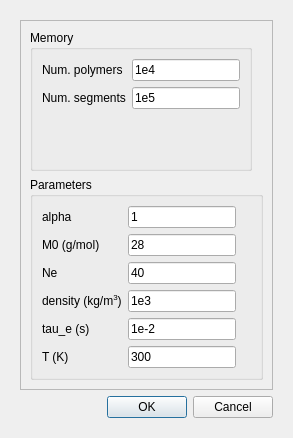
Before: the Qt Designer form RepTate/gui/bob_LVE.ui in jorge-ramirez-upm/RepTate, drawn with Qt 5.
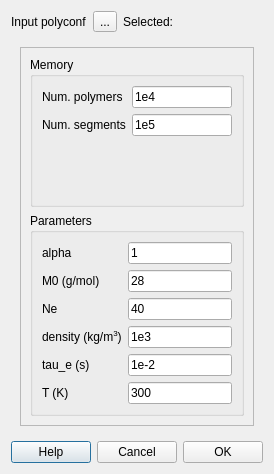
After: the same form once the commit is applied.

The edit to the form file:
```diff
--- a/RepTate/gui/bob_LVE.ui
+++ b/RepTate/gui/bob_LVE.ui
@@ -6,17 +6,62 @@
    <rect>
     <x>0</x>
     <y>0</y>
-    <width>293</width>
-    <height>438</height>
+    <width>272</width>
+    <height>474</height>
    </rect>
   </property>
   <property name="windowTitle">
    <string>Simulation Parameters</string>
   </property>
-  <layout class="QVBoxLayout" name="verticalLayout">
+  <layout class="QVBoxLayout" name="verticalLayout_2">
+   <item>
+    <layout class="QGridLayout" name="gridLayout">
+     <item row="0" column="2">
+      <widget class="QLabel" name="label_11">
+       <property name="text">
+        <string>Selected:</string>
+       </property>
+      </widget>
+     </item>
+     <item row="0" column="0">
+      <widget class="QLabel" name="label_9">
+       <property name="text">
+        <string>Input polyconf</string>
+       </property>
+      </widget>
+     </item>
+     <item row="0" column="4">
+      <spacer name="horizontalSpacer">
+       <property name="orientation">
+        <enum>Qt::Horizontal</enum>
+       </property>
+       <property name="sizeHint" stdset="0">
+        <size>
+         <width>40</width>
+         <height>20</height>
+        </size>
+       </property>
+      </spacer>
+     </item>
+     <item row="0" column="1">
+      <widget class="QToolButton" name="pb_pick_file">
+       <property name="text">
+        <string>...</string>
+       </property>
+      </widget>
+     </item>
+     <item row="0" column="3">
+      <widget class="QLabel" name="selected_file">
+       <property name="text">
+        <string/>
+       </property>
+      </widget>
+     </item>
+    </layout>
+   </item>
    <item>
     <widget class="QWidget" name="inp_param_widget" native="true">
-     <layout class="QVBoxLayout" name="verticalLayout_2">
+     <layout class="QVBoxLayout" name="verticalLayout">
       <item>
        <widget class="QScrollArea" name="scrollArea">
         <property name="widgetResizable">
@@ -27,8 +72,8 @@
           <rect>
            <x>0</x>
            <y>0</y>
-           <width>243</width>
-           <height>348</height>
+           <width>222</width>
+           <height>349</height>
           </rect>
          </property>
          <layout class="QVBoxLayout" name="verticalLayout_3">
@@ -213,22 +258,34 @@
         </widget>
        </widget>
       </item>
-      <item>
-       <widget class="QDialogButtonBox" name="buttonBox">
-        <property name="orientation">
-         <enum>Qt::Horizontal</enum>
-        </property>
-        <property name="standardButtons">
-         <set>QDialogButtonBox::Cancel|QDialogButtonBox::Ok</set>
-        </property>
-        <property name="centerButtons">
-         <bool>false</bool>
-        </property>
-       </widget>
-      </item>
      </layout>
     </widget>
    </item>
+   <item>
+    <layout class="QHBoxLayout" name="horizontalLayout">
+     <item>
+      <widget class="QPushButton" name="pb_help">
+       <property name="text">
+        <string>Help</string>
+       </property>
+      </widget>
+     </item>
+     <item>
+      <widget class="QPushButton" name="pb_cancel">
+       <property name="text">
+        <string>Cancel</string>
+       </property>
+      </widget>
+     </item>
+     <item>
+      <widget class="QPushButton" name="pb_ok">
+       <property name="text">
+        <string>OK</string>
+       </property>
+      </widget>
+     </item>
+    </layout>
+   </item>
   </layout>
  </widget>
  <resources/>
```
Left out of the diff: 35 changed lines with no effect on the pictures.
